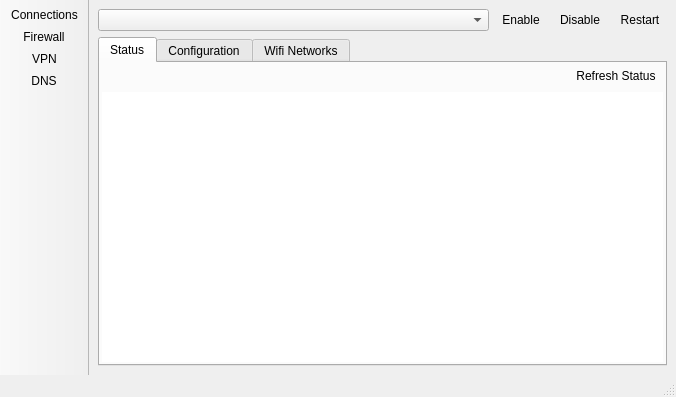
Qt form src-qt5/networkmgr/mainUI.ui (project-trident/trident-utilities) before a commit.
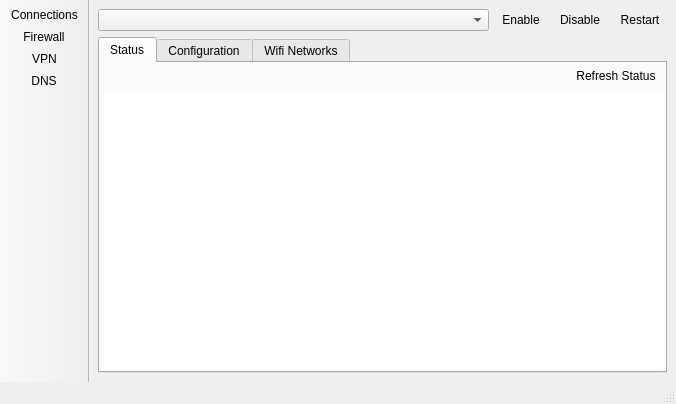
The same form after that commit. Icons and pictures are not drawn.

Diff of the .ui file:
```diff
--- a/src-qt5/networkmgr/mainUI.ui
+++ b/src-qt5/networkmgr/mainUI.ui
@@ -7,7 +7,7 @@
     <x>0</x>
     <y>0</y>
     <width>676</width>
-    <height>397</height>
+    <height>404</height>
    </rect>
   </property>
   <property name="windowTitle">
```
